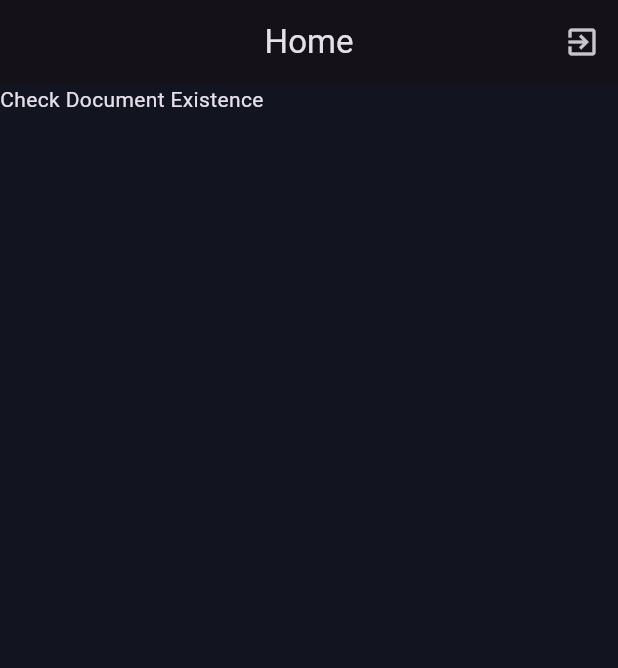
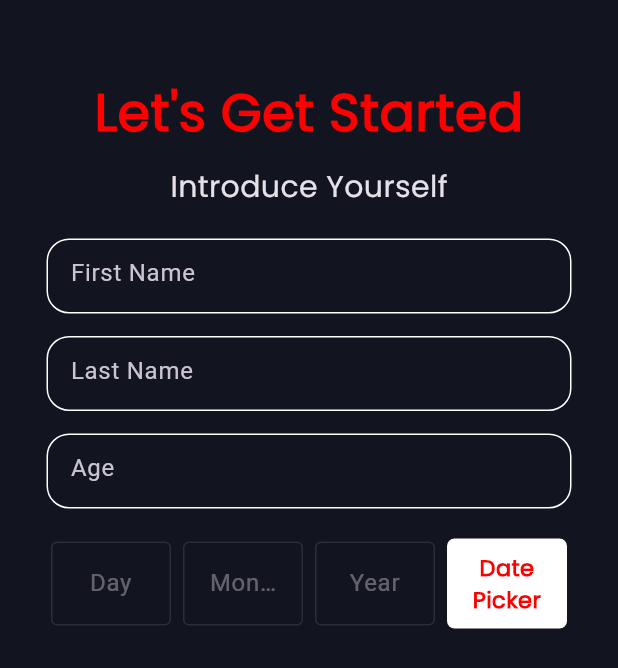
Before and after one commit to SobanAnjum/GymBuddy, a Flutter app: the HomePage screen opened directly, after a tap on "Check Document Existence", on a phone screen of 412 x 824 dp. Shown: the top 668 px of the screen. Run offline on Flutter 3.47's test engine with Material 3 defaults, Android fonts, the phone set to English and light mode, and no system bars; our stand-ins replace cloud_firestore, firebase_auth, firebase_core, get; missing offline and left inert: flutter_toastr; accounts and stored records are empty.

Commit message:
Creating UI for Date datePicker

```diff
--- /dev/null
+++ b/lib/components/datePicker.dart
@@ -0,0 +1,82 @@
+import 'package:flutter/material.dart';
+
+class DatePickerCustom extends StatefulWidget {
+  const DatePickerCustom({super.key});
+
+  @override
+  State<DatePickerCustom> createState() => _DatePickerCustomState();
+}
+var day="Day";
+var month="Month";
+var year="Year";
+
+class _DatePickerCustomState extends State<DatePickerCustom> {
+  @override
+  Widget build(BuildContext context) {
+    return Container(
+      width: MediaQuery.of(context).size.width,
+
+        child:Padding(
+          padding: const EdgeInsets.only(left: 30,right: 30),
+          child: Row(
+            mainAxisAlignment: MainAxisAlignment.spaceAround,
+            children: [
+
+            Container(
+
+              width: 80,
+              child: TextField(
+                 textAlign: TextAlign.center,
+                enabled: false,
+                decoration: InputDecoration( border: OutlineInputBorder(
+                ),
+                hintText: day
+
+                ),
+              ),
+            ),
+            Container(
+              width: 80,
+              child: TextField(
+                 textAlign: TextAlign.center,
+                enabled: false,
+                decoration: InputDecoration( border: OutlineInputBorder(
+                ),
+                hintText: month
+
+                ),
+              ),
+            ),
+            Container(
+              width: 80,
+              child: TextField(
+                textAlign: TextAlign.center,
+                enabled: false,
+                decoration: InputDecoration( border: OutlineInputBorder(
+                ),
+                hintText: year,
+
+
+                ),
+              ),
+            ),
+            InkWell(
+              child:
+              Container(
+                width: 80,
+                height: 60,
+                decoration: BoxDecoration(color: Color.fromRGBO(255, 255, 255, 1),borderRadius: BorderRadius.circular(5)),
+                child: Center(child: Text("Date Picker",style: TextStyle(color: Color.fromRGBO(255, 0, 0, 1), fontFamily: "poppins",fontSize: 15, fontWeight: FontWeight.bold,),textAlign: TextAlign.center,)),
+              ),
+            )
+
+
+
+          ],),
+        )
+
+        );
+
+
+  }
+}
--- /dev/null
+++ b/lib/components/textField.dart
@@ -0,0 +1,29 @@
+import 'package:flutter/material.dart';
+
+Widget textField(
+  String? text,
+  TextEditingController textcontroller,
+  TextInputType input
+) {
+  return SizedBox(
+      width: 350,
+      height: 50,
+      child: TextField(
+        keyboardType: input,
+        decoration: InputDecoration(
+            hintText: text,
+            enabledBorder: OutlineInputBorder(
+              borderSide: const BorderSide(
+                  style: BorderStyle.solid, color: Colors.white, width: 1),
+              borderRadius: BorderRadius.circular(15),
+            ),
+            focusedBorder: OutlineInputBorder(
+              borderSide: const BorderSide(
+                  style: BorderStyle.solid,
+                  color: Color.fromRGBO(0, 255, 234, 1),
+                  width: 2),
+              borderRadius: BorderRadius.circular(15),
+            )),
+        controller: textcontroller,
+      ));
+}
--- a/lib/screens/homepage.dart
+++ b/lib/screens/homepage.dart
@@ -1,6 +1,7 @@
 import 'package:cloud_firestore/cloud_firestore.dart';
 import 'package:flutter/material.dart';
 import 'package:my_trainer/Functions/signOut.dart';
+import 'package:my_trainer/screens/onBoardingScreen.dart';
 class HomePage extends StatefulWidget {
   const HomePage({super.key});
 
@@ -21,24 +22,9 @@ class _HomePageState extends State<HomePage> {
         children: [
           InkWell(
   child: Text("Check Document Existence"),
-  onTap: () async {
-final parentCollection = FirebaseFirestore.instance.collection("Users");
-final  userDocument = parentCollection.doc("username");
-userDocument.set({}); // Reference to the document within the "Users" collection
-final  personalInfoDocument = userDocument.collection("PersonalInformation").doc("infoData");
-    personalInfoDocument.set({
-  "firstname": "N/A",
-  "lastname": "N/A",
-  "DOB": "N/A",
-  "isRegistered": false,
-  "BMR": "N/A",
-  "height": "N/A",
-  "weight": "N/A",
-  "gender": "N/A",
-  "email": "email",
-});
-  },
-)
+  onTap: ()  {
+Navigator.push(context, MaterialPageRoute(builder: (context) => OnBoardingScreen(),));
+  })
 
 
 
--- /dev/null
+++ b/lib/screens/onBoardingScreen.dart
@@ -0,0 +1,62 @@
+import 'package:flutter/material.dart';
+import 'package:flutter_toastr/flutter_toastr.dart';
+import 'package:my_trainer/components/datePicker.dart';
+import 'package:my_trainer/components/textField.dart';
+
+class OnBoardingScreen extends StatefulWidget {
+  const OnBoardingScreen({super.key});
+
+  @override
+  State<OnBoardingScreen> createState() => _OnBoardingScreenState();
+}
+
+class _OnBoardingScreenState extends State<OnBoardingScreen> {
+  @override
+  Widget build(BuildContext context) {
+    TextEditingController fName = TextEditingController();
+    TextEditingController lName = TextEditingController();
+    TextEditingController height = TextEditingController();
+    TextEditingController weight = TextEditingController();
+    TextEditingController age = TextEditingController();
+
+
+
+
+
+    Future<DateTime?> picked;
+    return  Scaffold(
+      body: SingleChildScrollView(
+        child: Column(
+          children: [
+
+            Padding(
+              padding: const EdgeInsets.only(top: 50,bottom: 10),
+              child: Container(child: Center(child: Text("Let's Get Started",style:TextStyle(color: Color.fromRGBO(255, 0, 0, 1),fontFamily: "poppins",fontWeight:FontWeight.bold, fontSize: 35,),textAlign:TextAlign.center ,))),
+            ),
+            Container( child: Center( child: Text("Introduce Yourself",style:TextStyle(fontFamily: "poppins",fontWeight: FontWeight.normal ,fontSize: 20,),),)),
+            SizedBox(height: 20,),
+            textField("First Name", fName,TextInputType.text),
+            SizedBox(height: 15,),
+            textField("Last Name", fName,TextInputType.text),
+            SizedBox(height: 15,),
+            textField("Age", age,TextInputType.number),
+            SizedBox(height: 20,),
+            DatePickerCustom(),
+
+
+
+
+
+
+
+
+
+
+          ],
+        ),
+      ),
+    );
+  }
+
+
+}
--- a/pubspec.yaml
+++ b/pubspec.yaml
@@ -88,6 +88,7 @@ flutter:
     - family: Poppins
       fonts:
         - asset: assets/fonts/Poppins-bold.otf
+        - asset: assets/fonts/Poppins-Regular.otf
   #       - asset: fonts/Schyler-Italic.ttf
   #         style: italic
   #   - family: Trajan Pro
```
